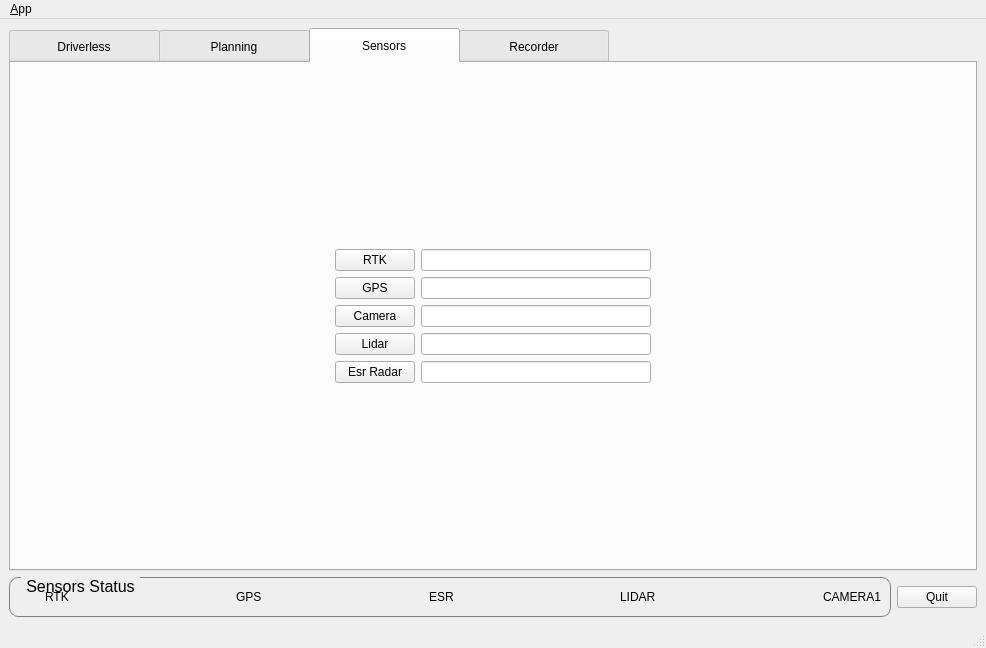
zshiningstar/intelligent_logistics_car, file src/av_console/ui/main_window.ui: the form before one commit.
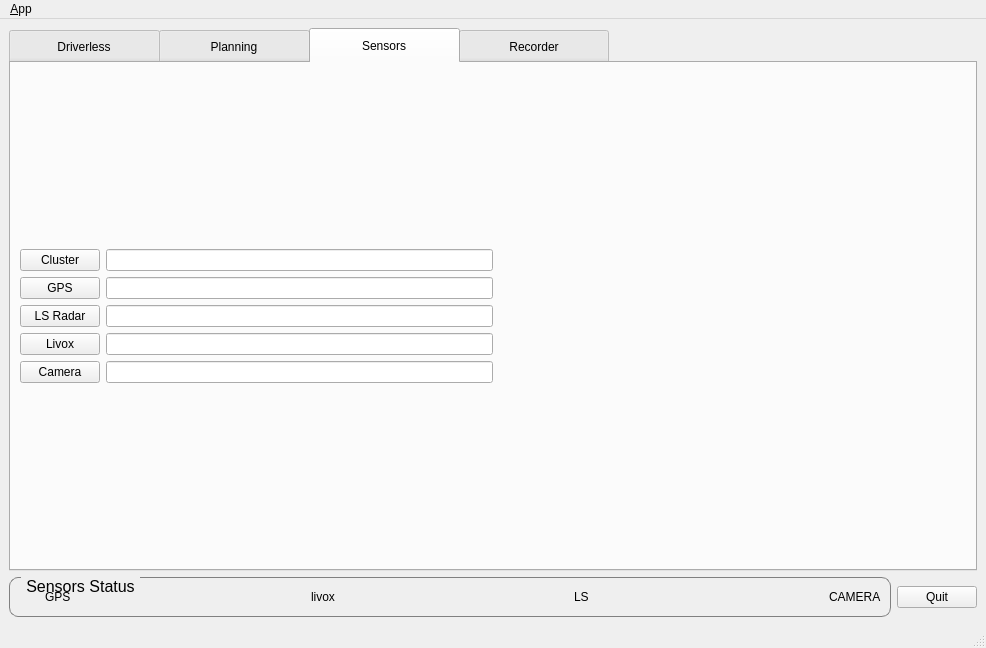
The form after the commit. The open tabs and pages were chosen to show the change. Icons and pictures are not drawn. Custom widgets are drawn as their Qt base class.

Diff of the .ui file:
```diff
--- a/src/av_console/ui/main_window.ui
+++ b/src/av_console/ui/main_window.ui
@@ -647,19 +647,6 @@
         </item>
         <item>
          <layout class="QHBoxLayout" name="horizontalLayout_8">
-          <item>
-           <spacer name="horizontalSpacer_3">
-            <property name="orientation">
-             <enum>Qt::Horizontal</enum>
-            </property>
-            <property name="sizeHint" stdset="0">
-             <size>
-              <width>40</width>
-              <height>20</height>
-             </size>
-            </property>
-           </spacer>
-          </item>
           <item>
            <layout class="QVBoxLayout" name="verticalLayout_6">
             <item>
@@ -673,7 +660,7 @@
                  </size>
                 </property>
                 <property name="text">
-                 <string>RTK</string>
+                 <string>Cluster</string>
                 </property>
                 <property name="checkable">
                  <bool>true</bool>
@@ -734,6 +721,72 @@
             <item>
              <layout class="QHBoxLayout" name="horizontalLayout_4">
               <item>
+               <widget class="QPushButton" name="pushButton_lsRadar">
+                <property name="minimumSize">
+                 <size>
+                  <width>0</width>
+                  <height>0</height>
+                 </size>
+                </property>
+                <property name="text">
+                 <string>LS Radar</string>
+                </property>
+                <property name="checkable">
+                 <bool>true</bool>
+                </property>
+               </widget>
+              </item>
+              <item>
+               <widget class="QLineEdit" name="lineEdit_lsRadar">
+                <property name="minimumSize">
+                 <size>
+                  <width>0</width>
+                  <height>0</height>
+                 </size>
+                </property>
+                <property name="readOnly">
+                 <bool>true</bool>
+                </property>
+               </widget>
+              </item>
+             </layout>
+            </item>
+            <item>
+             <layout class="QHBoxLayout" name="horizontalLayout_5">
+              <item>
+               <widget class="QPushButton" name="pushButton_livox">
+                <property name="minimumSize">
+                 <size>
+                  <width>0</width>
+                  <height>0</height>
+                 </size>
+                </property>
+                <property name="text">
+                 <string>Livox</string>
+                </property>
+                <property name="checkable">
+                 <bool>true</bool>
+                </property>
+               </widget>
+              </item>
+              <item>
+               <widget class="QLineEdit" name="lineEdit_livox">
+                <property name="minimumSize">
+                 <size>
+                  <width>0</width>
+                  <height>0</height>
+                 </size>
+                </property>
+                <property name="readOnly">
+                 <bool>true</bool>
+                </property>
+               </widget>
+              </item>
+             </layout>
+            </item>
+            <item>
+             <layout class="QHBoxLayout" name="horizontalLayout_6">
+              <item>
                <widget class="QPushButton" name="pushButton_camera">
                 <property name="minimumSize">
                  <size>
@@ -764,72 +817,6 @@
               </item>
              </layout>
             </item>
-            <item>
-             <layout class="QHBoxLayout" name="horizontalLayout_5">
-              <item>
-               <widget class="QPushButton" name="pushButton_lidar">
-                <property name="minimumSize">
-                 <size>
-                  <width>0</width>
-                  <height>0</height>
-                 </size>
-                </property>
-                <property name="text">
-                 <string>Lidar</string>
-                </property>
-                <property name="checkable">
-                 <bool>true</bool>
-                </property>
-               </widget>
-              </item>
-              <item>
-               <widget class="QLineEdit" name="lineEdit_lidar">
-                <property name="minimumSize">
-                 <size>
-                  <width>0</width>
-                  <height>0</height>
-                 </size>
-                </property>
-                <property name="readOnly">
-                 <bool>true</bool>
-                </property>
-               </widget>
-              </item>
-             </layout>
-            </item>
-            <item>
-             <layout class="QHBoxLayout" name="horizontalLayout_6">
-              <item>
-               <widget class="QPushButton" name="pushButton_esrRadar">
-                <property name="minimumSize">
-                 <size>
-                  <width>0</width>
-                  <height>0</height>
-                 </size>
-                </property>
-                <property name="text">
-                 <string>Esr Radar</string>
-                </property>
-                <property name="checkable">
-                 <bool>true</bool>
-                </property>
-               </widget>
-              </item>
-              <item>
-               <widget class="QLineEdit" name="lineEdit_esrRadar">
-                <property name="minimumSize">
-                 <size>
-                  <width>0</width>
-                  <height>0</height>
-                 </size>
-                </property>
-                <property name="readOnly">
-                 <bool>true</bool>
-                </property>
-               </widget>
-              </item>
-             </layout>
-            </item>
            </layout>
           </item>
           <item>
@@ -1264,42 +1251,6 @@
         <layout class="QHBoxLayout" name="horizontalLayout_14">
          <item>
           <layout class="QHBoxLayout" name="horizontalLayout_9">
-           <item>
-            <widget class="ImageSwitch" name="widget_rtkStatus" native="true">
-             <property name="minimumSize">
-              <size>
-               <width>20</width>
-               <height>20</height>
-              </size>
-             </property>
-             <property name="maximumSize">
-              <size>
-               <width>65535</width>
-               <height>65535</height>
-              </size>
-             </property>
-            </widget>
-           </item>
-           <item>
-            <widget class="QLabel" name="label_rtkstus">
-             <property name="text">
-              <string>RTK</string>
-             </property>
-            </widget>
-           </item>
-           <item>
-            <spacer name="horizontalSpacer_5">
-             <property name="orientation">
-              <enum>Qt::Horizontal</enum>
-             </property>
-             <property name="sizeHint" stdset="0">
-              <size>
-               <width>40</width>
-               <height>20</height>
-              </size>
-             </property>
-            </spacer>
-           </item>
            <item>
             <widget class="ImageSwitch" name="widget_gpsStatus" native="true">
              <property name="minimumSize">
@@ -1355,7 +1306,7 @@
            <item>
             <widget class="QLabel" name="label_esrStatus">
              <property name="text">
-              <string>ESR</string>
+              <string>livox</string>
              </property>
             </widget>
            </item>
@@ -1391,7 +1342,7 @@
            <item>
             <widget class="QLabel" name="label_lidarStatus">
              <property name="text">
-              <string>LIDAR</string>
+              <string>LS</string>
              </property>
             </widget>
            </item>
@@ -1427,7 +1378,7 @@
            <item>
             <widget class="QLabel" name="label_camera1Ststus">
              <property name="text">
-              <string>CAMERA1</string>
+              <string>CAMERA</string>
              </property>
             </widget>
            </item>
```
Left out of the diff: 128 changed lines with no effect on the pictures.
